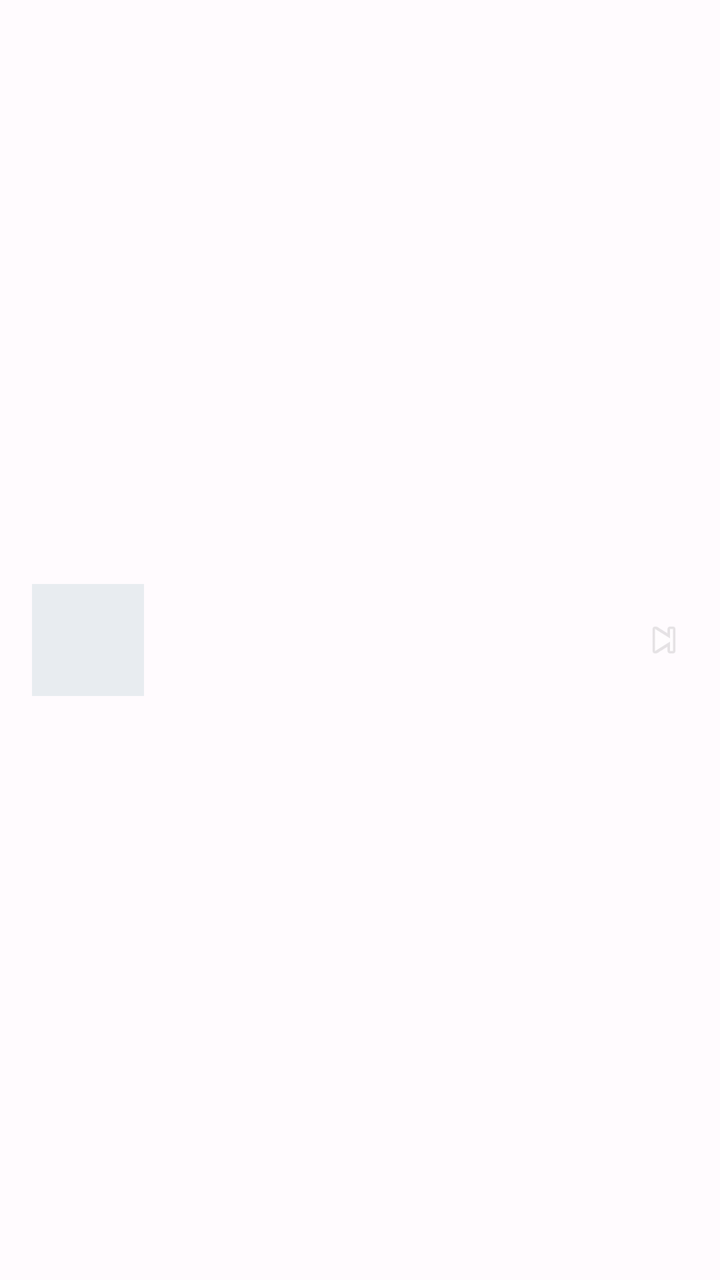
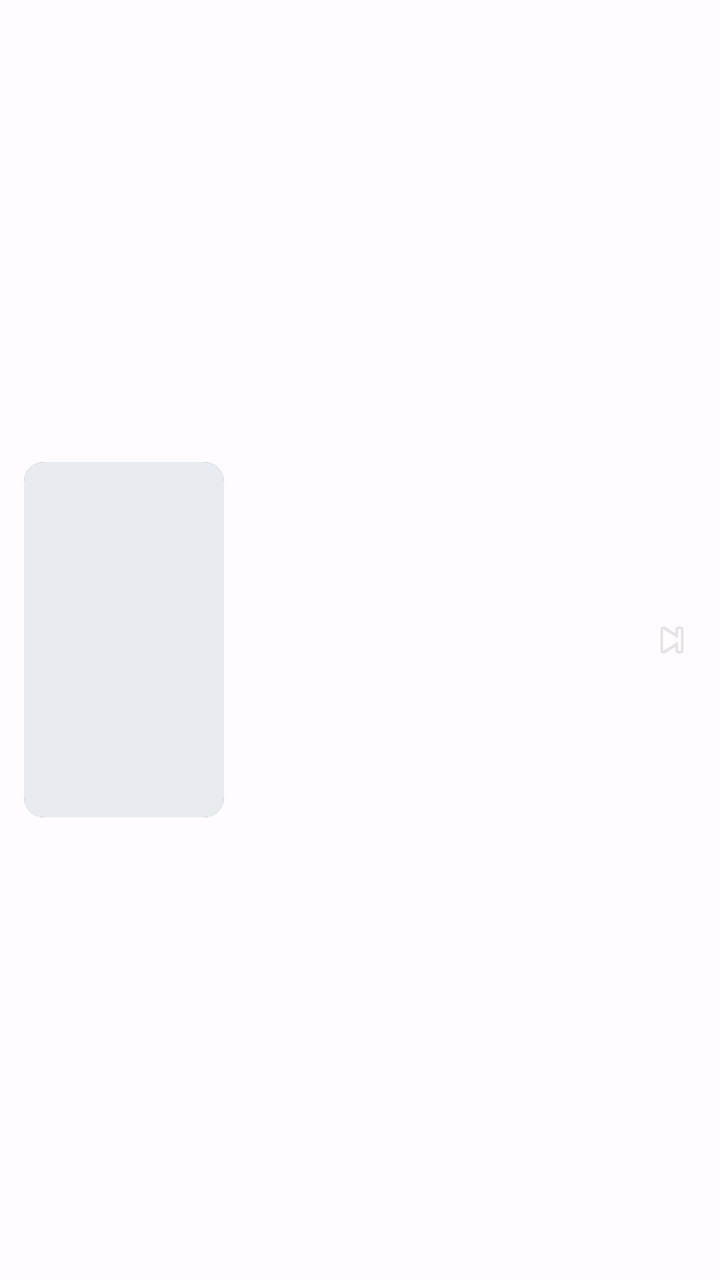

Two renders of the same Android screen: before a commit and after it. Below are the layout's source before the change and the commit's diff.
<!-- AndroidManifest.xml: application theme AppTheme -->
<!-- res/layout/item_file_entry.xml -->
<?xml version="1.0" encoding="utf-8"?>
<LinearLayout
    xmlns:android="http://schemas.android.com/apk/res/android"
    android:layout_width="match_parent"
    android:layout_height="72dp"
    android:orientation="horizontal"
    android:gravity="center_vertical"
    android:paddingStart="16dp"
    android:paddingEnd="16dp"
    android:background="?attr/selectableItemBackground"
    android:clickable="true"
    android:focusable="true">

    
    <FrameLayout
        android:layout_width="56dp"
        android:layout_height="56dp">

        
        <ImageView
            android:id="@+id/ivEntryThumbnail"
            android:layout_width="56dp"
            android:layout_height="56dp"
            android:scaleType="centerCrop"
            android:background="#E8ECF0"
            android:contentDescription="thumbnail" />

        
        <ImageView
            android:id="@+id/ivPlayOverlay"
            android:layout_width="20dp"
            android:layout_height="20dp"
            android:layout_gravity="center"
            android:src="@android:drawable/ic_media_play"
            android:alpha="0.85"
            android:visibility="gone"
            android:contentDescription="Play" />

        
        <TextView
            android:id="@+id/tvGifBadge"
            android:layout_width="wrap_content"
            android:layout_height="wrap_content"
            android:layout_gravity="bottom|start"
            android:text="GIF"
            android:textSize="9sp"
            android:textColor="#FFFFFF"
            android:background="#CC000000"
            android:paddingStart="3dp"
            android:paddingEnd="3dp"
            android:paddingTop="1dp"
            android:paddingBottom="1dp"
            android:visibility="gone" />

    </FrameLayout>

    
    <LinearLayout
        android:layout_width="0dp"
        android:layout_height="wrap_content"
        android:layout_weight="1"
        android:orientation="vertical"
        android:layout_marginStart="14dp"
        android:layout_marginEnd="8dp">

        
        <TextView
            android:id="@+id/tvEntryName"
            android:layout_width="wrap_content"
            android:layout_height="wrap_content"
            android:textSize="15sp"
            android:textColor="#111111"
            android:maxLines="1"
            android:ellipsize="end" />

        
        <TextView
            android:id="@+id/tvEntrySubtext"
            android:layout_width="wrap_content"
            android:layout_height="wrap_content"
            android:textSize="12sp"
            android:textColor="#888888"
            android:layout_marginTop="2dp"
            android:maxLines="1"
            android:ellipsize="end" />

    </LinearLayout>

    
    <ImageView
        android:id="@+id/ivEntryAction"
        android:layout_width="24dp"
        android:layout_height="24dp"
        android:src="@android:drawable/ic_media_next"
        android:alpha="0.4"
        android:contentDescription="action" />

</LinearLayout>
<!-- resources referenced by this layout -->
<resources>
  <color name="md_theme_light_primary">#6750A4</color>
  <color name="md_theme_light_onPrimary">#FFFFFF</color>
  <color name="md_theme_light_primaryContainer">#EADDFF</color>
  <color name="md_theme_light_onPrimaryContainer">#21005D</color>
  <color name="md_theme_light_secondary">#625B71</color>
  <color name="md_theme_light_onSecondary">#FFFFFF</color>
  <color name="md_theme_light_secondaryContainer">#E8DEF8</color>
  <color name="md_theme_light_onSecondaryContainer">#1D192B</color>
  <color name="md_theme_light_tertiary">#7D5260</color>
  <color name="md_theme_light_onTertiary">#FFFFFF</color>
  <color name="md_theme_light_tertiaryContainer">#FFD8E4</color>
  <color name="md_theme_light_onTertiaryContainer">#31111D</color>
  <color name="md_theme_light_error">#B3261E</color>
  <color name="md_theme_light_onError">#FFFFFF</color>
  <color name="md_theme_light_errorContainer">#F9DEDC</color>
  <color name="md_theme_light_onErrorContainer">#410E0B</color>
  <color name="md_theme_light_outline">#79747E</color>
  <color name="md_theme_light_background">#FFFBFE</color>
  <color name="md_theme_light_onBackground">#1C1B1F</color>
  <color name="md_theme_light_surface">#FFFBFE</color>
  <color name="md_theme_light_onSurface">#1C1B1F</color>
  <color name="md_theme_light_surfaceVariant">#E7E0EC</color>
  <color name="md_theme_light_onSurfaceVariant">#49454F</color>
  <color name="md_theme_light_inverseSurface">#313033</color>
  <color name="md_theme_light_inverseOnSurface">#F4EFF4</color>
  <color name="md_theme_light_inversePrimary">#D0BCFF</color>
  <!-- unchanged entries left out for length: 1 -->
</resources>

<!-- the commit's change to res/layout/item_file_entry.xml (unified diff, before → after) -->
@@ -1,47 +1,59 @@
 <?xml version="1.0" encoding="utf-8"?>
 <LinearLayout
     xmlns:android="http://schemas.android.com/apk/res/android"
+    xmlns:app="http://schemas.android.com/apk/res-auto"
     android:layout_width="match_parent"
-    android:layout_height="72dp"
+    android:layout_height="wrap_content"
     android:orientation="horizontal"
     android:gravity="center_vertical"
-    android:paddingStart="16dp"
-    android:paddingEnd="16dp"
+    android:paddingStart="12dp"
+    android:paddingEnd="12dp"
+    android:paddingTop="6dp"
+    android:paddingBottom="6dp"
     android:background="?attr/selectableItemBackground"
     android:clickable="true"
     android:focusable="true">
 
     
-    <FrameLayout
-        android:layout_width="56dp"
-        android:layout_height="56dp">
+    <androidx.constraintlayout.widget.ConstraintLayout
+        android:layout_width="100dp"
+        android:layout_height="wrap_content"
+        android:background="@drawable/bg_grid_thumb"
+        android:clipToOutline="true">
 
         
         <ImageView
             android:id="@+id/ivEntryThumbnail"
-            android:layout_width="56dp"
-            android:layout_height="56dp"
+            android:layout_width="0dp"
+            android:layout_height="0dp"
             android:scaleType="centerCrop"
             android:background="#E8ECF0"
-            android:contentDescription="thumbnail" />
+            android:contentDescription="thumbnail"
+            app:layout_constraintStart_toStartOf="parent"
+            app:layout_constraintEnd_toEndOf="parent"
+            app:layout_constraintTop_toTopOf="parent"
+            app:layout_constraintDimensionRatio="W,16:9" />
 
         
         <ImageView
             android:id="@+id/ivPlayOverlay"
             android:layout_width="20dp"
             android:layout_height="20dp"
-            android:layout_gravity="center"
             android:src="@android:drawable/ic_media_play"
             android:alpha="0.85"
             android:visibility="gone"
-            android:contentDescription="Play" />
+            android:contentDescription="Play"
+            app:layout_constraintStart_toStartOf="parent"
+            app:layout_constraintEnd_toEndOf="parent"
+            app:layout_constraintTop_toTopOf="parent"
+            app:layout_constraintBottom_toBottomOf="parent" />
 
         
         <TextView
             android:id="@+id/tvGifBadge"
             android:layout_width="wrap_content"
             android:layout_height="wrap_content"
-            android:layout_gravity="bottom|start"
+            android:layout_margin="3dp"
             android:text="GIF"
             android:textSize="9sp"
             android:textColor="#FFFFFF"
@@ -50,9 +62,11 @@
             android:paddingEnd="3dp"
             android:paddingTop="1dp"
             android:paddingBottom="1dp"
-            android:visibility="gone" />
+            android:visibility="gone"
+            app:layout_constraintStart_toStartOf="parent"
+            app:layout_constraintBottom_toBottomOf="parent" />
 
-    </FrameLayout>
+    </androidx.constraintlayout.widget.ConstraintLayout>
 
     
     <LinearLayout
@@ -60,27 +74,26 @@
         android:layout_height="wrap_content"
         android:layout_weight="1"
         android:orientation="vertical"
-        android:layout_marginStart="14dp"
+        android:layout_marginStart="12dp"
         android:layout_marginEnd="8dp">
 
-        
         <TextView
             android:id="@+id/tvEntryName"
             android:layout_width="wrap_content"
             android:layout_height="wrap_content"
-            android:textSize="15sp"
+            android:textSize="14sp"
             android:textColor="#111111"
-            android:maxLines="1"
-            android:ellipsize="end" />
+            android:maxLines="2"
+            android:ellipsize="end"
+            android:lineSpacingMultiplier="1.1" />
 
-        
         <TextView
             android:id="@+id/tvEntrySubtext"
             android:layout_width="wrap_content"
             android:layout_height="wrap_content"
             android:textSize="12sp"
             android:textColor="#888888"
-            android:layout_marginTop="2dp"
+            android:layout_marginTop="3dp"
             android:maxLines="1"
             android:ellipsize="end" />
 
<!-- resource entries referenced after the edit -->
@@ -1,5 +1,12 @@
 <!-- resources referenced by this layout -->
 <resources>
+  <!-- drawable bg_grid_thumb (drawable) -->
+  <?xml version="1.0" encoding="utf-8"?>
+  <shape xmlns:android="http://schemas.android.com/apk/res/android"
+      android:shape="rectangle">
+      <corners android:radius="10dp" />
+      <solid android:color="#111111" />
+  </shape>
   <color name="md_theme_light_primary">#6750A4</color>
   <color name="md_theme_light_onPrimary">#FFFFFF</color>
   <color name="md_theme_light_primaryContainer">#EADDFF</color>
